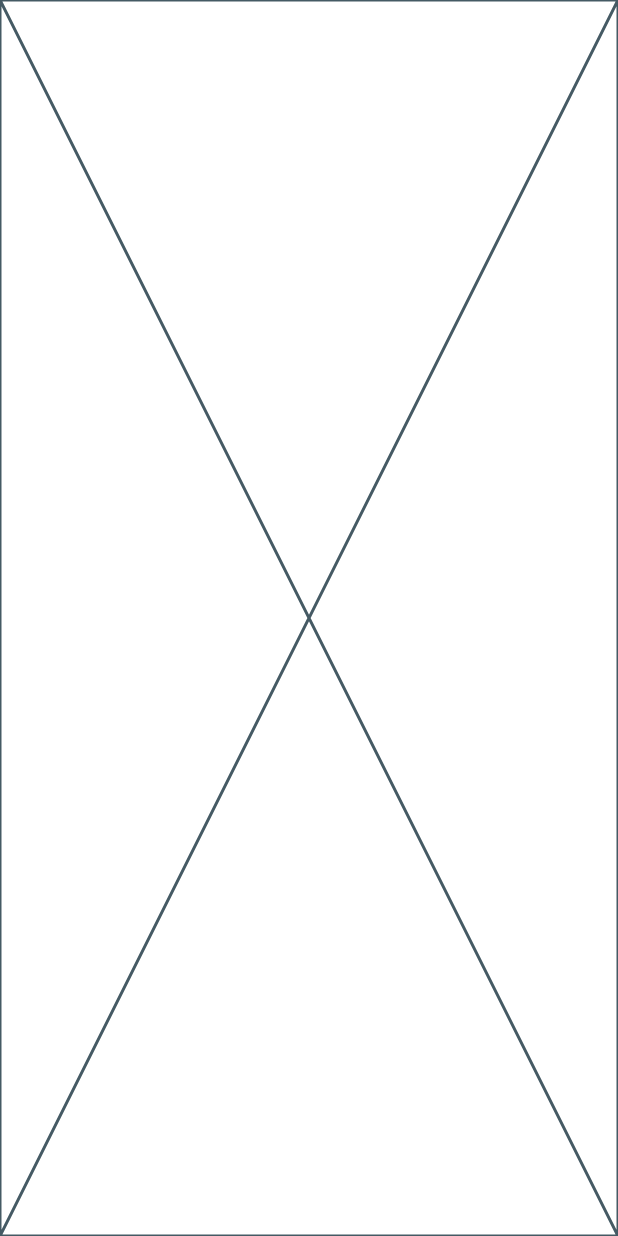
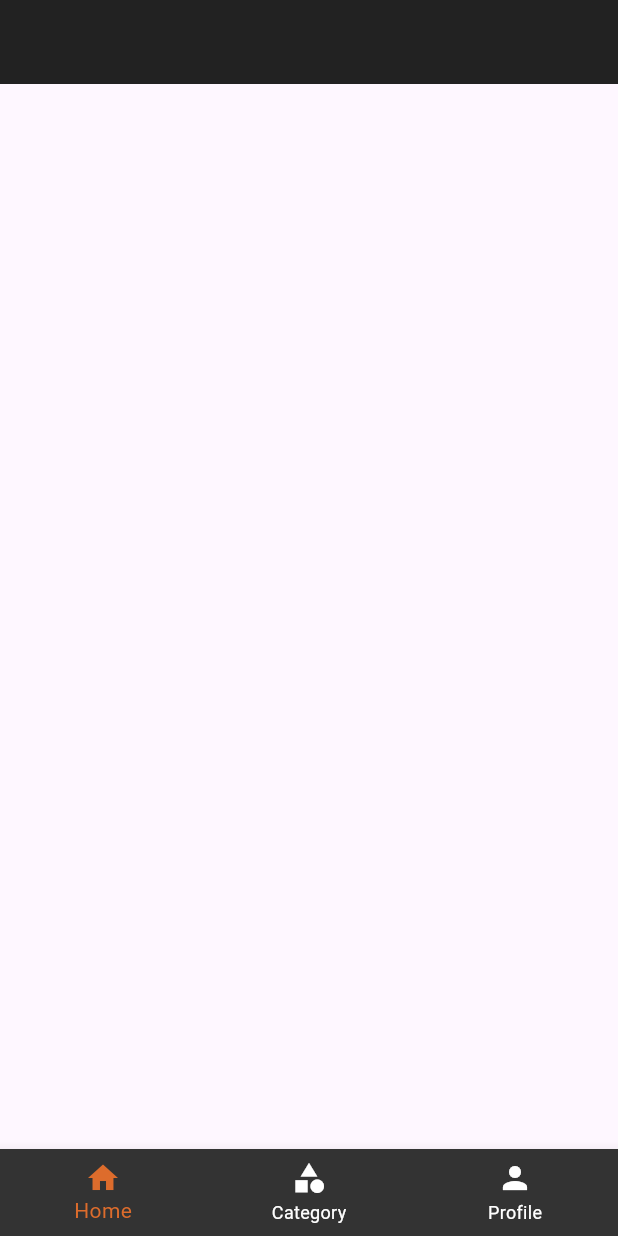
Before and after one commit to Alireza-Seif/Filmax, a Flutter app: the screen it shows after launch, after a tap on "Enter", on a phone screen of 412 x 824 dp. Run offline on Flutter 3.47's test engine with Material 3 defaults, Android fonts, the phone set to English and light mode, and no system bars; network calls fail.

Commit message:
feat: Implement API caller and JSON converter for banners, add dashboard and profile screens

```diff
--- /dev/null
+++ b/lib/api/api_caller.dart
@@ -0,0 +1,15 @@
+import 'package:filmax_app/api/json_convertor.dart';
+import 'package:filmax_app/constants/constants.dart';
+import 'package:filmax_app/models/banners_model.dart';
+import 'package:http/http.dart' as http;
+
+class ApiCaller {
+  Future<List<BannersModel>> getBannersList() async {
+    var url = Uri.parse(Constants.bannersUrl);
+    var response = await http.get(url);
+
+    print(response.body);
+    List<BannersModel> banners = JsonConvertor.getBanners(response);
+    return banners;
+  }
+}
--- a/lib/constants/app_colors.dart
+++ b/lib/constants/app_colors.dart
@@ -6,5 +6,7 @@ class AppColors{
   static const darkOraange = Color(0xFFDD6C2C);
   static const success = Color(0xFF6FCF97);
   static const error = Color(0xFFEB5757);
+  static const black = Color(0xFF222222);
+  static const bg = Color(0xFF333333);
 
 }
--- /dev/null
+++ b/lib/constants/constants.dart
@@ -0,0 +1,6 @@
+class Constants {
+
+ static const String baseUrl = 'http://mobilemasters.ir/apps/filimo-android/';
+ static const String bannersUrl = '${baseUrl}api.php?home_banner';
+
+}
--- /dev/null
+++ b/lib/models/banners_model.dart
@@ -0,0 +1,10 @@
+class BannersModel {
+  String? id;
+  String? bannerName;
+  String? bannerImage;
+  String? bannerImageThumb;
+  String? bannerUrl;
+
+  BannersModel(this.id, this.bannerName, this.bannerImage,
+      this.bannerImageThumb, this.bannerUrl);
+}
--- /dev/null
+++ b/lib/screens/dashboard_screen.dart
@@ -0,0 +1,50 @@
+import 'package:filmax_app/constants/app_colors.dart';
+import 'package:filmax_app/screens/category_screen.dart';
+import 'package:filmax_app/screens/home_screen.dart';
+import 'package:filmax_app/screens/profile_screen.dart';
+import 'package:flutter/material.dart';
+
+class DashboardScreen extends StatefulWidget {
+  const DashboardScreen({super.key});
+
+  @override
+  State<DashboardScreen> createState() => _DashboardScreenState();
+}
+
+class _DashboardScreenState extends State<DashboardScreen> {
+  int _currentIndex = 0;
+
+  final List<Widget> _screens = const [
+    HomeScreen(),
+    CategoryScreen(),
+    ProfileScreen(),
+  ];
+
+  @override
+  Widget build(BuildContext context) {
+    return Scaffold(
+      backgroundColor: AppColors.black,
+      appBar: AppBar(
+        backgroundColor: Colors.transparent,
+      ),
+      body: _screens.elementAt(_currentIndex),
+      bottomNavigationBar: BottomNavigationBar(
+        selectedItemColor: AppColors.darkOraange,
+        unselectedItemColor: Colors.white,
+        backgroundColor: AppColors.bg,
+        items: const [
+          BottomNavigationBarItem(icon: Icon(Icons.home), label: 'Home'),
+          BottomNavigationBarItem(
+              icon: Icon(Icons.category), label: 'Category'),
+          BottomNavigationBarItem(icon: Icon(Icons.person), label: 'Profile'),
+        ],
+        onTap: (value) {
+          setState(() {
+            _currentIndex = value;
+          });
+        },
+        currentIndex: _currentIndex,
+      ),
+    );
+  }
+}
--- a/lib/screens/home_screen.dart
+++ b/lib/screens/home_screen.dart
@@ -1,10 +1,34 @@
+import 'package:filmax_app/api/api_caller.dart';
 import 'package:flutter/material.dart';
 
-class HomeScreen extends StatelessWidget {
+import '../models/banners_model.dart';
+
+class HomeScreen extends StatefulWidget {
   const HomeScreen({super.key});
 
   @override
+  State<HomeScreen> createState() => _HomeScreenState();
+}
+
+class _HomeScreenState extends State<HomeScreen> {
+  ApiCaller apiCaller = ApiCaller();
+  late Future<List<BannersModel>> bannersList;
+
+  @override
+  void initState() {
+    // TODO: implement initState
+    super.initState();
+    bannersList = apiCaller.getBannersList();
+  }
+
+  @override
   Widget build(BuildContext context) {
-    return const Placeholder();
+    return const Scaffold(
+      body: Center(
+        child: Column(
+          children: [],
+        ),
+      ),
+    );
   }
 }
--- a/lib/screens/intro_screen.dart
+++ b/lib/screens/intro_screen.dart
@@ -1,4 +1,5 @@
 import 'package:filmax_app/constants/app_colors.dart';
+import 'package:filmax_app/screens/dashboard_screen.dart';
 import 'package:filmax_app/screens/home_screen.dart';
 import 'package:flutter/material.dart';
 
@@ -44,7 +45,7 @@ class IntroScreen extends StatelessWidget {
                     Navigator.pushReplacement(
                       context,
                       MaterialPageRoute(
-                          builder: (context) => const HomeScreen()),
+                          builder: (context) => const DashboardScreen()),
                     );
                   },
                   style: ElevatedButton.styleFrom(
--- a/pubspec.yaml
+++ b/pubspec.yaml
@@ -35,6 +35,7 @@ dependencies:
   # The following adds the Cupertino Icons font to your application.
   # Use with the CupertinoIcons class for iOS style icons.
   cupertino_icons: ^1.0.8
+  http: ^1.3.0
 
 dev_dependencies:
   flutter_test:
```
Also changed, not shown: lib/api/json_convertor.dart (added, +28 -0 lines), lib/screens/category_screen.dart (added, +10 -0 lines), lib/screens/profile_screen.dart (added, +10 -0 lines), pubspec.lock.
